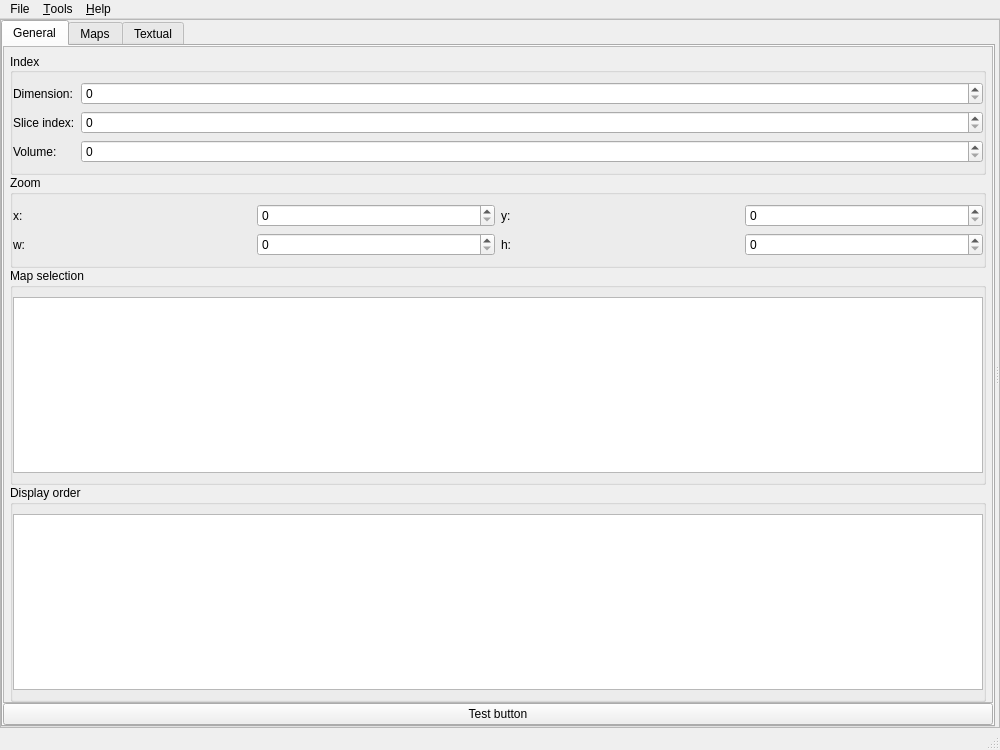
Qt form mdt/data/qt_designs/maps_visualizer/MainWindow.ui (robbert-harms/MDT) before a commit.
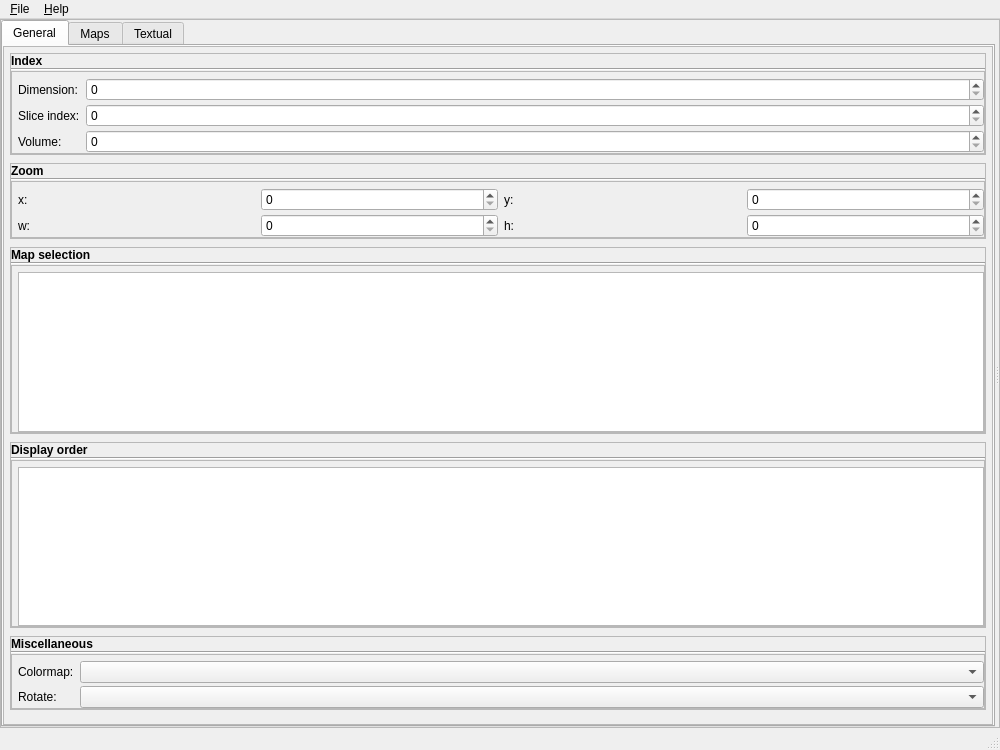
The same form after that commit. Custom widgets are drawn as their Qt base class.

```diff
--- a/mdt/data/qt_designs/maps_visualizer/MainWindow.ui
+++ b/mdt/data/qt_designs/maps_visualizer/MainWindow.ui
@@ -74,7 +74,7 @@
              </property>
              <property name="minimumSize">
               <size>
-               <width>265</width>
+               <width>275</width>
                <height>0</height>
               </size>
              </property>
@@ -104,13 +104,6 @@
                <property name="spacing">
                 <number>0</number>
                </property>
-               <item row="3" column="0">
-                <widget class="QPushButton" name="testButton">
-                 <property name="text">
-                  <string>Test button</string>
-                 </property>
-                </widget>
-               </item>
                <item row="1" column="0">
                 <widget class="QScrollArea" name="scrollArea">
                  <property name="horizontalScrollBarPolicy">
@@ -125,10 +118,10 @@
                     <x>0</x>
                     <y>0</y>
                     <width>977</width>
-                    <height>611</height>
+                    <height>644</height>
                    </rect>
                   </property>
-                  <layout class="QGridLayout" name="gridLayout_6" rowstretch="0,0,0,0">
+                  <layout class="QGridLayout" name="gridLayout_6" rowstretch="0,0,0,0,0,0">
                    <property name="leftMargin">
                     <number>6</number>
                    </property>
@@ -139,187 +132,531 @@
                     <number>6</number>
                    </property>
                    <property name="bottomMargin">
-                    <number>0</number>
+                    <number>6</number>
                    </property>
-                   <property name="spacing">
+                   <property name="horizontalSpacing">
                     <number>0</number>
                    </property>
-                   <item row="3" column="0">
-                    <widget class="QGroupBox" name="groupBox_4">
-                     <property name="title">
-                      <string>Display order</string>
-                     </property>
-                     <layout class="QGridLayout" name="gridLayout_7">
-                      <property name="leftMargin">
-                       <number>0</number>
-                      </property>
-                      <property name="rightMargin">
-                       <number>0</number>
-                      </property>
-                      <item row="0" column="0">
-                       <widget class="QListWidget" name="selectMaps_2">
-                        <property name="sizePolicy">
-                         <sizepolicy hsizetype="Expanding" vsizetype="Expanding">
-                          <horstretch>0</horstretch>
-                          <verstretch>1</verstretch>
-                         </sizepolicy>
-                        </property>
-                        <property name="selectionMode">
-                         <enum>QAbstractItemView::MultiSelection</enum>
-                        </property>
-                       </widget>
-                      </item>
-                     </layout>
-                    </widget>
-                   </item>
-                   <item row="2" column="0">
-                    <widget class="QGroupBox" name="groupBox_3">
-                     <property name="title">
-                      <string>Map selection</string>
-                     </property>
-                     <layout class="QGridLayout" name="gridLayout_3">
-                      <property name="leftMargin">
-                       <number>0</number>
-                      </property>
-                      <property name="rightMargin">
-                       <number>0</number>
-                      </property>
-                      <item row="0" column="0">
-                       <widget class="QListWidget" name="selectMaps">
-                        <property name="sizePolicy">
-                         <sizepolicy hsizetype="Expanding" vsizetype="Expanding">
-                          <horstretch>0</horstretch>
-                          <verstretch>1</verstretch>
-                         </sizepolicy>
-                        </property>
-                        <property name="selectionMode">
-                         <enum>QAbstractItemView::MultiSelection</enum>
-                        </property>
-                       </widget>
-                      </item>
-                     </layout>
-                    </widget>
-                   </item>
-                   <item row="1" column="0">
-                    <widget class="QGroupBox" name="groupBox_2">
-                     <property name="title">
-                      <string>Zoom</string>
-                     </property>
-                     <layout class="QGridLayout" name="gridLayout_5">
-                      <property name="leftMargin">
-                       <number>0</number>
-                      </property>
-                      <property name="rightMargin">
-                       <number>0</number>
-                      </property>
-                      <item row="0" column="3">
-                       <widget class="QSpinBox" name="spinBox_5"/>
-                      </item>
-                      <item row="0" column="1">
-                       <widget class="QSpinBox" name="spinBox_4"/>
-                      </item>
-                      <item row="0" column="2">
-                       <widget class="QLabel" name="label_4">
-                        <property name="text">
-                         <string>y:</string>
-                        </property>
-                       </widget>
-                      </item>
-                      <item row="0" column="0">
-                       <widget class="QLabel" name="label_5">
-                        <property name="text">
-                         <string>x:</string>
-                        </property>
-                       </widget>
-                      </item>
-                      <item row="1" column="0">
-                       <widget class="QLabel" name="label_6">
-                        <property name="text">
-                         <string>w:</string>
-                        </property>
-                       </widget>
-                      </item>
-                      <item row="1" column="1">
-                       <widget class="QSpinBox" name="spinBox_6"/>
-                      </item>
-                      <item row="1" column="2">
-                       <widget class="QLabel" name="label_7">
-                        <property name="text">
-                         <string>h:</string>
-                        </property>
-                       </widget>
-                      </item>
-                      <item row="1" column="3">
-                       <widget class="QSpinBox" name="spinBox_7"/>
-                      </item>
-                     </layout>
-                     <zorder>label_5</zorder>
-                     <zorder>spinBox_4</zorder>
-                     <zorder>label_4</zorder>
-                     <zorder>spinBox_5</zorder>
-                     <zorder>label_6</zorder>
-                     <zorder>spinBox_6</zorder>
-                     <zorder>label_7</zorder>
-                     <zorder>spinBox_7</zorder>
-                    </widget>
-                   </item>
+                   <property name="verticalSpacing">
+                    <number>8</number>
+                   </property>
                    <item row="0" column="0">
-                    <widget class="QGroupBox" name="groupBox">
-                     <property name="title">
-                      <string>Index</string>
+                    <widget class="CollapsablePanel" name="frame">
+                     <property name="frameShape">
+                      <enum>QFrame::StyledPanel</enum>
                      </property>
-                     <property name="alignment">
-                      <set>Qt::AlignLeading|Qt::AlignLeft|Qt::AlignVCenter</set>
+                     <property name="frameShadow">
+                      <enum>QFrame::Raised</enum>
                      </property>
-                     <property name="flat">
-                      <bool>false</bool>
+                     <layout class="QVBoxLayout" name="verticalLayout_4">
+                      <property name="spacing">
+                       <number>0</number>
+                      </property>
+                      <property name="leftMargin">
+                       <number>0</number>
+                      </property>
+                      <property name="topMargin">
+                       <number>0</number>
+                      </property>
+                      <property name="rightMargin">
+                       <number>0</number>
+                      </property>
+                      <property name="bottomMargin">
+                       <number>0</number>
+                      </property>
+                      <item>
+                       <widget class="CollapsablePanelHeader" name="label_13">
+                        <property name="font">
+                         <font>
+                          <weight>75</weight>
+                          <bold>true</bold>
+                         </font>
+                        </property>
+                        <property name="text">
+                         <string>Index</string>
+                        </property>
+                       </widget>
+                      </item>
+                      <item>
+                       <widget class="Line" name="line_2">
+                        <property name="orientation">
+                         <enum>Qt::Horizontal</enum>
+                        </property>
+                       </widget>
+                      </item>
+                      <item>
+                       <widget class="CollapsablePanelContent" name="frame_3">
+                        <property name="frameShape">
+                         <enum>QFrame::StyledPanel</enum>
+                        </property>
+                        <property name="frameShadow">
+                         <enum>QFrame::Raised</enum>
+                        </property>
+                        <layout class="QFormLayout" name="formLayout_2">
+                         <property name="fieldGrowthPolicy">
+                          <enum>QFormLayout::AllNonFixedFieldsGrow</enum>
+                         </property>
+                         <property name="horizontalSpacing">
+                          <number>6</number>
+                         </property>
+                         <property name="verticalSpacing">
+                          <number>3</number>
+                         </property>
+                         <property name="leftMargin">
+                          <number>6</number>
+                         </property>
+                         <property name="topMargin">
+                          <number>6</number>
+                         </property>
+                         <property name="rightMargin">
+                          <number>0</number>
+                         </property>
+                         <property name="bottomMargin">
+                          <number>0</number>
+                         </property>
+                         <item row="0" column="0">
+                          <widget class="QLabel" name="label_14">
+                           <property name="text">
+                            <string>Dimension:</string>
+                           </property>
+                          </widget>
+                         </item>
+                         <item row="0" column="1">
+                          <widget class="QSpinBox" name="spinBox_9"/>
+                         </item>
+                         <item row="1" column="0">
+                          <widget class="QLabel" name="label_16">
+                           <property name="text">
+                            <string>Slice index:</string>
+                           </property>
+                          </widget>
+                         </item>
+                         <item row="1" column="1">
+                          <widget class="QSpinBox" name="spinBox_10"/>
+                         </item>
+                         <item row="2" column="0">
+                          <widget class="QLabel" name="label_15">
+                           <property name="text">
+                            <string>Volume:</string>
+                           </property>
+                          </widget>
+                         </item>
+                         <item row="2" column="1">
+                          <widget class="QSpinBox" name="spinBox_8"/>
+                         </item>
+                        </layout>
+                       </widget>
+                      </item>
+                     </layout>
+                    </widget>
+                   </item>
+                   <item row="1" column="0">
+                    <widget class="CollapsablePanel" name="frame_4">
+                     <property name="frameShape">
+                      <enum>QFrame::StyledPanel</enum>
                      </property>
-                     <layout class="QFormLayout" name="formLayout">
-                      <property name="fieldGrowthPolicy">
-                       <enum>QFormLayout::AllNonFixedFieldsGrow</enum>
+                     <property name="frameShadow">
+                      <enum>QFrame::Raised</enum>
+                     </property>
+                     <layout class="QVBoxLayout" name="verticalLayout_5">
+                      <property name="spacing">
+                       <number>0</number>
                       </property>
                       <property name="leftMargin">
                        <number>0</number>
                       </property>
                       <property name="topMargin">
-                       <number>9</number>
+                       <number>0</number>
                       </property>
                       <property name="rightMargin">
                        <number>0</number>
                       </property>
-                      <item row="0" column="0">
-                       <widget class="QLabel" name="label">
+                      <property name="bottomMargin">
+                       <number>0</number>
+                      </property>
+                      <item>
+                       <widget class="CollapsablePanelHeader" name="label_17">
+                        <property name="font">
+                         <font>
+                          <weight>75</weight>
+                          <bold>true</bold>
+                         </font>
+                        </property>
                         <property name="text">
-                         <string>Dimension:</string>
+                         <string>Zoom</string>
                         </property>
                        </widget>
                       </item>
-                      <item row="0" column="1">
-                       <widget class="QSpinBox" name="spinBox"/>
+                      <item>
+                       <widget class="Line" name="line_3">
+                        <property name="orientation">
+                         <enum>Qt::Horizontal</enum>
+                        </property>
+                       </widget>
                       </item>
-                      <item row="1" column="0">
-                       <widget class="QLabel" name="label_2">
+                      <item>
+                       <widget class="CollapsablePanelContent" name="frame_5">
+                        <property name="frameShape">
+                         <enum>QFrame::StyledPanel</enum>
+                        </property>
+                        <property name="frameShadow">
+                         <enum>QFrame::Raised</enum>
+                        </property>
+                        <layout class="QGridLayout" name="gridLayout_10">
+                         <property name="leftMargin">
+                          <number>6</number>
+                         </property>
+                         <property name="topMargin">
+                          <number>6</number>
+                         </property>
+                         <property name="rightMargin">
+                          <number>0</number>
+                         </property>
+                         <property name="bottomMargin">
+                          <number>0</number>
+                         </property>
+                         <property name="horizontalSpacing">
+                          <number>6</number>
+                         </property>
+                         <property name="verticalSpacing">
+                          <number>3</number>
+                         </property>
+                         <item row="1" column="0">
+                          <widget class="QLabel" name="label_20">
+                           <property name="text">
+                            <string>x:</string>
+                           </property>
+                          </widget>
+                         </item>
+                         <item row="1" column="1">
+                          <widget class="QSpinBox" name="spinBox_14"/>
+                         </item>
+                         <item row="1" column="2">
+                          <widget class="QLabel" name="label_19">
+                           <property name="text">
+                            <string>y:</string>
+                           </property>
+                          </widget>
+                         </item>
+                         <item row="1" column="3">
+                          <widget class="QSpinBox" name="spinBox_12"/>
+                         </item>
+                         <item row="5" column="1">
+                          <widget class="QSpinBox" name="spinBox_11"/>
+                         </item>
+                         <item row="5" column="2">
+                          <widget class="QLabel" name="label_18">
+                           <property name="text">
+                            <string>h:</string>
+                           </property>
+                          </widget>
+                         </item>
+                         <item row="5" column="0">
+                          <widget class="QLabel" name="label_12">
+                           <property name="text">
+                            <string>w:</string>
+                           </property>
+                          </widget>
+                         </item>
+                         <item row="5" column="3">
+                          <widget class="QSpinBox" name="spinBox_13"/>
+                         </item>
+                        </layout>
+                       </widget>
+                      </item>
+                     </layout>
+                    </widget>
+                   </item>
+                   <item row="4" column="0">
+                    <widget class="CollapsablePanel" name="general_Miscellaneous">
+                     <property name="frameShape">
+                      <enum>QFrame::StyledPanel</enum>
+                     </property>
+                     <property name="frameShadow">
+                      <enum>QFrame::Raised</enum>
+                     </property>
+                     <layout class="QVBoxLayout" name="verticalLayout_8">
+                      <property name="spacing">
+                       <number>0</number>
+                      </property>
+                      <property name="leftMargin">
+                       <number>0</number>
+                      </property>
+                      <property name="topMargin">
+                       <number>0</number>
+                      </property>
+                      <property name="rightMargin">
+                       <number>0</number>
+                      </property>
+                      <property name="bottomMargin">
+                       <number>0</number>
+                      </property>
+                      <item>
+                       <widget class="CollapsablePanelHeader" name="label_23">
+                        <property name="font">
+                         <font>
+                          <weight>75</weight>
+                          <bold>true</bold>
+                         </font>
+                        </property>
                         <property name="text">
-                         <string>Slice index:</string>
+                         <string>Miscellaneous</string>
                         </property>
                        </widget>
                       </item>
-                      <item row="1" column="1">
-                       <widget class="QSpinBox" name="spinBox_2"/>
+                      <item>
+                       <widget class="Line" name="line_6">
+                        <property name="orientation">
+                         <enum>Qt::Horizontal</enum>
+                        </property>
+                       </widget>
                       </item>
-                      <item row="2" column="0">
-                       <widget class="QLabel" name="label_3">
+                      <item>
+                       <widget class="CollapsablePanelContent" name="frame_10">
+                        <property name="frameShape">
+                         <enum>QFrame::StyledPanel</enum>
+                        </property>
+                        <property name="frameShadow">
+                         <enum>QFrame::Raised</enum>
+                        </property>
+                        <layout class="QFormLayout" name="formLayout">
+                         <property name="horizontalSpacing">
+                          <number>6</number>
+                         </property>
+                         <property name="verticalSpacing">
+                          <number>3</number>
+                         </property>
+                         <property name="leftMargin">
+                          <number>6</number>
+                         </property>
+                         <property name="topMargin">
+                          <number>6</number>
+                         </property>
+                         <property name="rightMargin">
+                          <number>0</number>
+                         </property>
+                         <property name="bottomMargin">
+                          <number>0</number>
+                         </property>
+                         <item row="0" column="0">
+                          <widget class="QLabel" name="label">
+                           <property name="text">
+                            <string>Colormap:</string>
+                           </property>
+                          </widget>
+                         </item>
+                         <item row="0" column="1">
+                          <widget class="QComboBox" name="comboBox_3"/>
+                         </item>
+                         <item row="1" column="0">
+                          <widget class="QLabel" name="label_2">
+                           <property name="text">
+                            <string>Rotate:</string>
+                           </property>
+                          </widget>
+                         </item>
+                         <item row="1" column="1">
+                          <widget class="QComboBox" name="comboBox_4"/>
+                         </item>
+                        </layout>
+                       </widget>
+                      </item>
+                     </layout>
+                    </widget>
+                   </item>
+                   <item row="3" column="0">
+                    <widget class="CollapsablePanel" name="general_DisplayOrder">
+                     <property name="frameShape">
+                      <enum>QFrame::StyledPanel</enum>
+                     </property>
+                     <property name="frameShadow">
+                      <enum>QFrame::Raised</enum>
+                     </property>
+                     <layout class="QVBoxLayout" name="verticalLayout_7">
+                      <property name="spacing">
+                       <number>0</number>
+                      </property>
+                      <property name="leftMargin">
+                       <number>0</number>
+                      </property>
+                      <property name="topMargin">
+                       <number>0</number>
+                      </property>
+                      <property name="rightMargin">
+                       <number>0</number>
+                      </property>
+                      <property name="bottomMargin">
+                       <number>0</number>
+                      </property>
+                      <item>
+                       <widget class="CollapsablePanelHeader" name="label_22">
+                        <property name="font">
+                         <font>
+                          <weight>75</weight>
+                          <bold>true</bold>
+                         </font>
+                        </property>
                         <property name="text">
-                         <string>Volume:</string>
+                         <string>Display order</string>
                         </property>
                        </widget>
                       </item>
-                      <item row="2" column="1">
-                       <widget class="QSpinBox" name="spinBox_3"/>
+                      <item>
+                       <widget class="Line" name="line_5">
+                        <property name="orientation">
+                         <enum>Qt::Horizontal</enum>
+                        </property>
+                       </widget>
                       </item>
+                      <item>
+                       <widget class="CollapsablePanelContent" name="frame_9">
+                        <property name="frameShape">
+                         <enum>QFrame::StyledPanel</enum>
+                        </property>
+                        <property name="frameShadow">
+                         <enum>QFrame::Raised</enum>
+                        </property>
+                        <layout class="QGridLayout" name="gridLayout_11">
+                         <property name="leftMargin">
+                          <number>6</number>
+                         </property>
+                         <property name="topMargin">
+                          <number>6</number>
+                         </property>
+                         <property name="rightMargin">
+                          <number>0</number>
+                         </property>
+                         <property name="bottomMargin">
+                          <number>0</number>
+                         </property>
+                         <property name="horizontalSpacing">
+                          <number>6</number>
+                         </property>
+                         <property name="verticalSpacing">
+                          <number>3</number>
+                         </property>
+                         <item row="0" column="0">
+                          <widget class="QListWidget" name="selectMaps_3">
+                           <property name="sizePolicy">
+                            <sizepolicy hsizetype="Expanding" vsizetype="Expanding">
+                             <horstretch>0</horstretch>
+                             <verstretch>1</verstretch>
+                            </sizepolicy>
+                           </property>
+                           <property name="selectionMode">
+                            <enum>QAbstractItemView::MultiSelection</enum>
+                           </property>
+                          </widget>
+                         </item>
+                        </layout>
+                       </widget>
+                      </item>
                      </layout>
                     </widget>
                    </item>
+                   <item row="2" column="0">
+                    <widget class="CollapsablePanel" name="frame_6">
+                     <property name="frameShape">
+                      <enum>QFrame::StyledPanel</enum>
+                     </property>
+                     <property name="frameShadow">
+                      <enum>QFrame::Raised</enum>
+                     </property>
+                     <layout class="QVBoxLayout" name="verticalLayout_6">
+                      <property name="spacing">
+                       <number>0</number>
+                      </property>
+                      <property name="leftMargin">
+                       <number>0</number>
+                      </property>
+                      <property name="topMargin">
+                       <number>0</number>
+                      </property>
+                      <property name="rightMargin">
+                       <number>0</number>
+                      </property>
+                      <property name="bottomMargin">
+                       <number>0</number>
+                      </property>
+                      <item>
+                       <widget class="CollapsablePanelHeader" name="label_21">
+                        <property name="font">
+                         <font>
+                          <weight>75</weight>
+                          <bold>true</bold>
+                         </font>
+                        </property>
+                        <property name="text">
+                         <string>Map selection</string>
+                        </property>
+                       </widget>
+                      </item>
+                      <item>
+                       <widget class="Line" name="line_4">
+                        <property name="orientation">
+                         <enum>Qt::Horizontal</enum>
+                        </property>
+                       </widget>
+                      </item>
+                      <item>
+                       <widget class="CollapsablePanelContent" name="frame_7">
+                        <property name="frameShape">
+                         <enum>QFrame::StyledPanel</enum>
+                        </property>
+                        <property name="frameShadow">
+                         <enum>QFrame::Raised</enum>
+                        </property>
+                        <layout class="QGridLayout" name="gridLayout_5">
+                         <property name="leftMargin">
+                          <number>6</number>
+                         </property>
+                         <property name="topMargin">
+                          <number>6</number>
+                         </property>
+                         <property name="rightMargin">
+                          <number>0</number>
+                         </property>
+                         <property name="bottomMargin">
+                          <number>0</number>
+                         </property>
+                         <property name="horizontalSpacing">
+                          <number>6</number>
+                         </property>
+                         <property name="verticalSpacing">
+                          <number>3</number>
+                         </property>
+                         <item row="0" column="0">
+                          <widget class="QListWidget" name="selectMaps">
+                           <property name="sizePolicy">
+                            <sizepolicy hsizetype="Expanding" vsizetype="Expanding">
+                             <horstretch>0</horstretch>
+                             <verstretch>1</verstretch>
+                            </sizepolicy>
+                           </property>
+                           <property name="selectionMode">
+                            <enum>QAbstractItemView::MultiSelection</enum>
+                           </property>
+                          </widget>
+                         </item>
+                        </layout>
+                       </widget>
+                      </item>
+                     </layout>
+                    </widget>
+                   </item>
+                   <item row="5" column="0">
+                    <spacer name="verticalSpacer_2">
+                     <property name="orientation">
+                      <enum>Qt::Vertical</enum>
+                     </property>
+                     <property name="sizeHint" stdset="0">
+                      <size>
+                       <width>20</width>
+                       <height>40</height>
+                      </size>
+                     </property>
+                    </spacer>
+                   </item>
                   </layout>
                  </widget>
                 </widget>
@@ -501,7 +838,7 @@
    </property>
    <widget class="QMenu" name="menuFile">
     <property name="title">
-     <string>File</string>
+     <string>&amp;File</string>
     </property>
     <addaction name="actionOpen_directory"/>
     <addaction name="separator"/>
@@ -515,14 +852,7 @@
     </property>
     <addaction name="actionAbout"/>
    </widget>
-   <widget class="QMenu" name="menuTools">
-    <property name="title">
-     <string>&amp;Tools</string>
-    </property>
-    <addaction name="actionExtra_plot_options"/>
-   </widget>
    <addaction name="menuFile"/>
-   <addaction name="menuTools"/>
    <addaction name="menuAbout"/>
   </widget>
   <widget class="QStatusBar" name="statusbar"/>
@@ -555,6 +885,25 @@
    </property>
   </action>
  </widget>
+ <customwidgets>
+  <customwidget>
+   <class>CollapsablePanel</class>
+   <extends>QFrame</extends>
+   <header>..widgets</header>
+   <container>1</container>
+  </customwidget>
+  <customwidget>
+   <class>CollapsablePanelHeader</class>
+   <extends>QLabel</extends>
+   <header>..widgets</header>
+  </customwidget>
+  <customwidget>
+   <class>CollapsablePanelContent</class>
+   <extends>QFrame</extends>
+   <header>..widgets</header>
+   <container>1</container>
+  </customwidget>
+ </customwidgets>
  <resources/>
  <connections>
   <connection>
```
Left out of the diff: 40 changed lines with no effect on the pictures.
